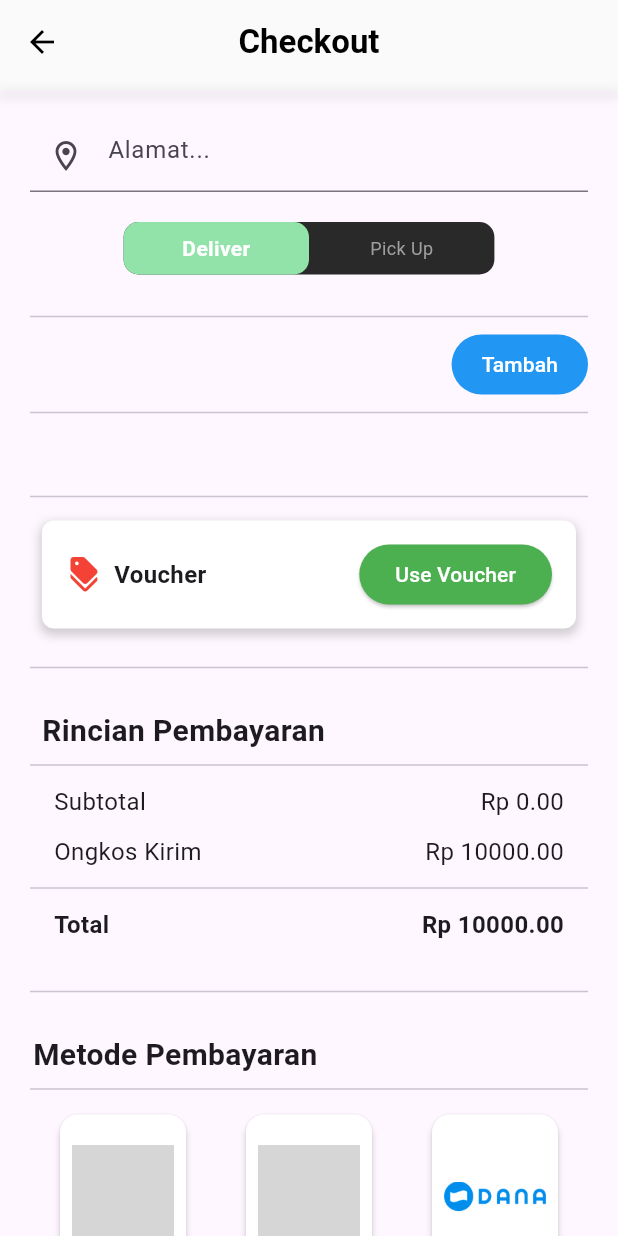
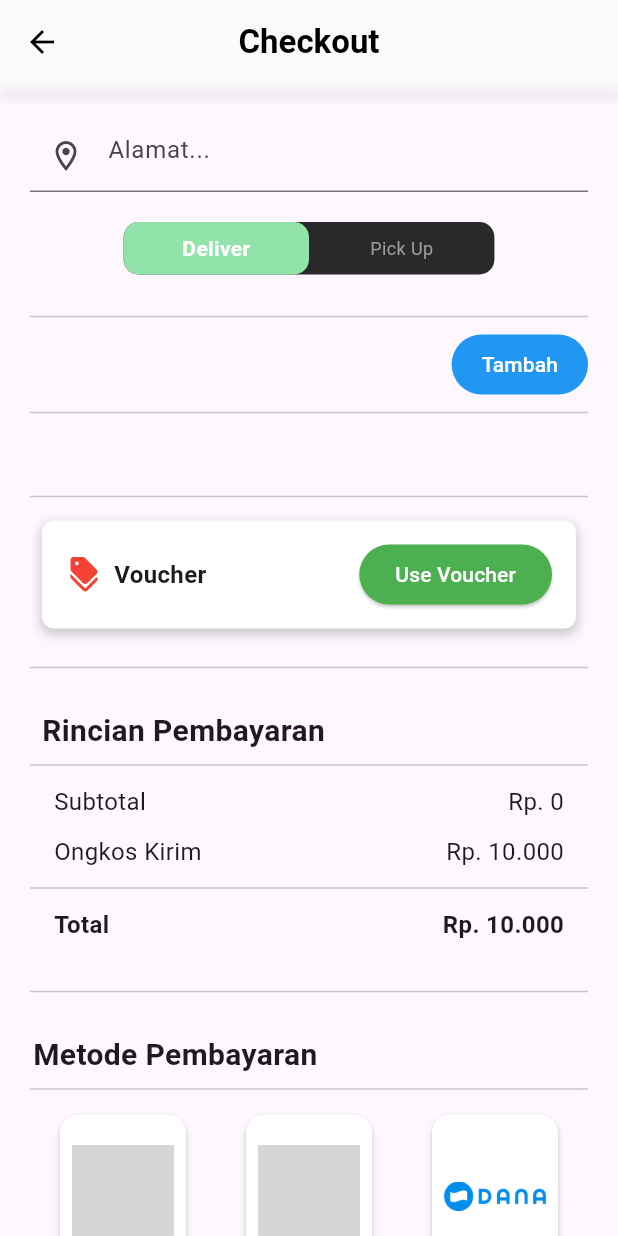
Before and after one commit to angelica1412/ecobites, a Flutter app: the OrderPage screen opened directly with empty values, on a phone screen of 412 x 824 dp. Run offline on Flutter 3.47's test engine with Material 3 defaults, Android fonts, the phone set to English and light mode, and no system bars; our stand-ins replace cloud_firestore, firebase_auth, firebase_core, firebase_storage, get, google_fonts and 1 more; accounts and stored records are empty; grey boxes are pictures that could not be loaded.

Commit message:
- tambahkan loading - gunakan currency format - memakai tanggal pada history

```diff
--- a/lib/Store.dart
+++ b/lib/Store.dart
@@ -5,6 +5,7 @@ import 'package:flutter/material.dart';
 import 'package:ecobites/Widgets/ProductCard.dart';
 import 'package:ecobites/Widgets/category_button.dart';
 import 'package:ecobites/Widgets/share_widget.dart';
+import 'package:intl/intl.dart';
 import 'Widgets/MapsContainer.dart';
 import 'package:ecobites/authenticate/Controller/storeController.dart';
 
@@ -88,6 +89,7 @@ class _StorePageState extends State<StorePage> {
   }
 
   Widget build(BuildContext context) {
+    final NumberFormat currencyFormatter = NumberFormat.currency(locale: 'id', symbol: 'Rp. ',decimalDigits: 0);
     return Scaffold(
       appBar: AppBar(
         backgroundColor: Colors.white,
@@ -475,7 +477,7 @@ class _StorePageState extends State<StorePage> {
                               Padding(
                                 padding: EdgeInsets.fromLTRB(0, 0, 16, 0),
                                 child: Text(
-                                  'Total: \Rp.${_totalPrice.toInt()}', // Ganti dengan total harga sesuai dengan logika aplikasi Anda
+                                  'Total: ${currencyFormatter.format(_totalPrice)}',
                                   style: TextStyle(color: Colors.white),
                                 ),
                               ),
--- a/lib/Widgets/payment_summary.dart
+++ b/lib/Widgets/payment_summary.dart
@@ -2,6 +2,7 @@ import 'package:ecobites/Widgets/payment_detail_row.dart';
 import 'package:ecobites/voucherPage.dart';
 import 'package:flutter/cupertino.dart';
 import 'package:flutter/material.dart';
+import 'package:intl/intl.dart';
 
 class PaymentSummary extends StatelessWidget {
   const PaymentSummary({
@@ -17,6 +18,7 @@ class PaymentSummary extends StatelessWidget {
 
   @override
   Widget build(BuildContext context) {
+    final NumberFormat currencyFormatter = NumberFormat.currency(locale: 'id', symbol: 'Rp. ',decimalDigits: 0);
     double productDiscount = 0;
     double deliveryDiscount = 0;
     double shippingFee = 10000; // Ongkos kirim contoh
@@ -59,39 +61,39 @@ class PaymentSummary extends StatelessWidget {
         Divider(),
         PaymentDetailRow(
           title: 'Subtotal',
-          value: 'Rp ${totalPrice.toStringAsFixed(2)}',
+          value: currencyFormatter.format(totalPrice),
         ),
         if (isDelivery) ...[
           PaymentDetailRow(
             title: 'Ongkos Kirim',
-            value: 'Rp ${shippingFee.toStringAsFixed(2)}',
+            value: currencyFormatter.format(shippingFee),
           ),
           if (selectedVoucher != null && productDiscount > 0)
             PaymentDetailRow(
               title: 'Diskon Produk',
-              value: '-Rp ${productDiscount.toStringAsFixed(2)}',
+              value: '-${currencyFormatter.format(productDiscount)}',
             ),
           if (selectedVoucher != null && deliveryDiscount > 0)
             PaymentDetailRow(
               title: 'Diskon Ongkir',
-              value: '-Rp ${deliveryDiscount.toStringAsFixed(2)}',
+              value: '-${currencyFormatter.format(deliveryDiscount)}',
             ),
           Divider(),
           PaymentDetailRow(
             title: 'Total',
-            value: 'Rp ${finalTotalPrice.toStringAsFixed(2)}',
+            value: currencyFormatter.format(finalTotalPrice),
             isTotal: true,
           ),
         ] else ...[
           if (selectedVoucher != null && productDiscount > 0)
             PaymentDetailRow(
               title: 'Diskon Produk',
-              value: '-Rp ${productDiscount.toStringAsFixed(2)}',
+              value: '-${currencyFormatter.format(productDiscount)}',
             ),
           Divider(),
           PaymentDetailRow(
             title: 'Total',
-            value: 'Rp ${finalTotalPrice.toStringAsFixed(2)}',
+            value: currencyFormatter.format(finalTotalPrice),
             isTotal: true,
           ),
         ],
--- a/lib/checkout.dart
+++ b/lib/checkout.dart
@@ -60,7 +60,7 @@ class _OrderPageState extends State<OrderPage> {
   Future<void> prepareHistoryData() async {
     // Get current date
     final now = DateTime.now();
-    final formatter = DateFormat('dd MMMM yyyy');
+    final formatter = DateFormat('dd MMMM yyyy HH:mm:ss');
     final formattedDate = formatter.format(now);
 
     // Get store data
@@ -124,18 +124,12 @@ class _OrderPageState extends State<OrderPage> {
     });
 
     await addHistorytoUsersFirestore(historyData);
-    setState(() {
-      _isLoading=false;
-    });
   }
   Future<void> saveHistorytoStore() async{
     setState(() {
       _isLoading = true;
     });
     await addHistorytoStoresFirestore(widget.storeID, historyData);
-    setState(() {
-      _isLoading=false;
-    });
   }
 
   @override
@@ -288,23 +282,31 @@ class _OrderPageState extends State<OrderPage> {
               Divider(),
               SizedBox(height: 20),
               Center(
-                child: Container(
+                child: _isLoading
+                    ? CircularProgressIndicator() // Show loading indicator when isLoading is true
+                    : Container(
                   width: 167, // Lebar yang diinginkan
                   height: 50, // Tinggi yang diinginkan
-                  child: ElevatedButton(
-                    onPressed: _selectedPaymentMethod == null ? null : () async {
-                      await prepareHistoryData(); // Persiapkan historyData
-                      // Simpan historyData ke Firestore
+                  child:  ElevatedButton(
+                    onPressed: _selectedPaymentMethod == null || _isLoading
+                        ? null // Disable button if no payment method selected or while loading
+                        : () async {
+                      setState(() {
+                        _isLoading = true; // Set isLoading to true when checkout button is pressed
+                      });
+                      await prepareHistoryData();
                       await saveHistorytoUser();
                       await saveHistorytoStore();
                       Navigator.pushReplacement(
                         context,
                         MaterialPageRoute(builder: (context) => CheckoutPage(isDelivery: isDelivery)),
-                      ); // Pindah ke halaman Upload
+                      );
                     },
                     child: Text('Checkout'),
                     style: ElevatedButton.styleFrom(
-                      backgroundColor: _selectedPaymentMethod == null ? Colors.grey : const Color(0xFF92E3A9),
+                      backgroundColor: _selectedPaymentMethod == null || _isLoading
+                          ? Colors.grey // Disable button color
+                          : const Color(0xFF92E3A9), // Enable button color
                       textStyle: TextStyle(fontSize: 18, fontWeight: FontWeight.bold),
                     ),
                   ),
```
Also changed, not shown: lib/historypage.dart (+58 -11 lines).
